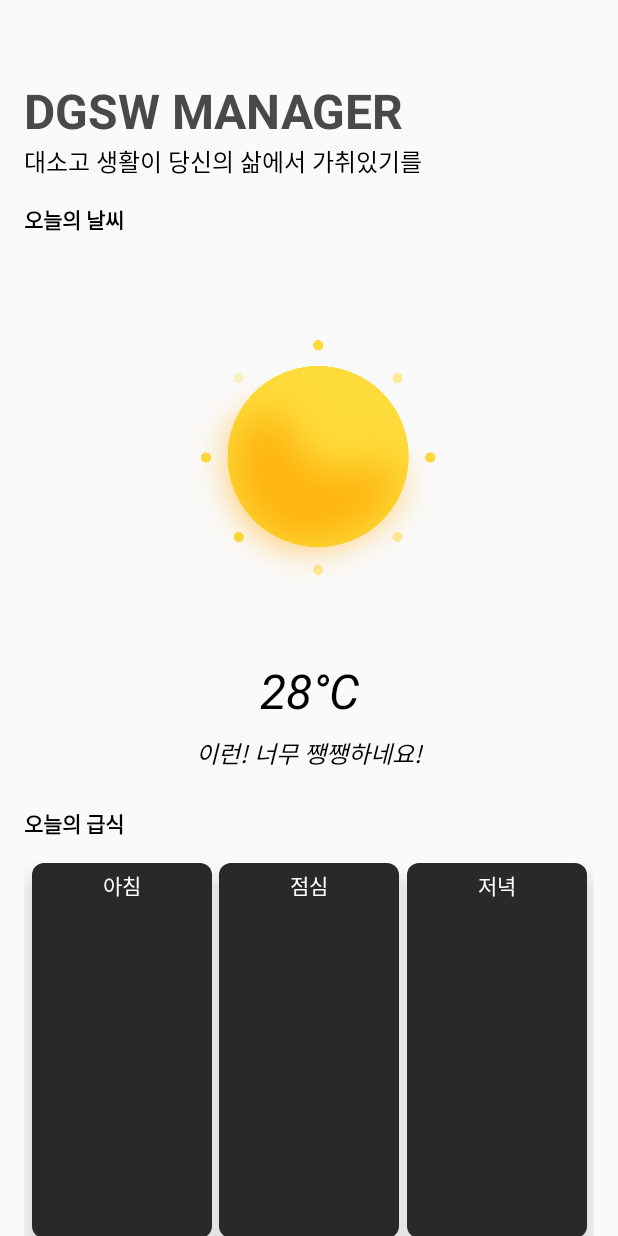
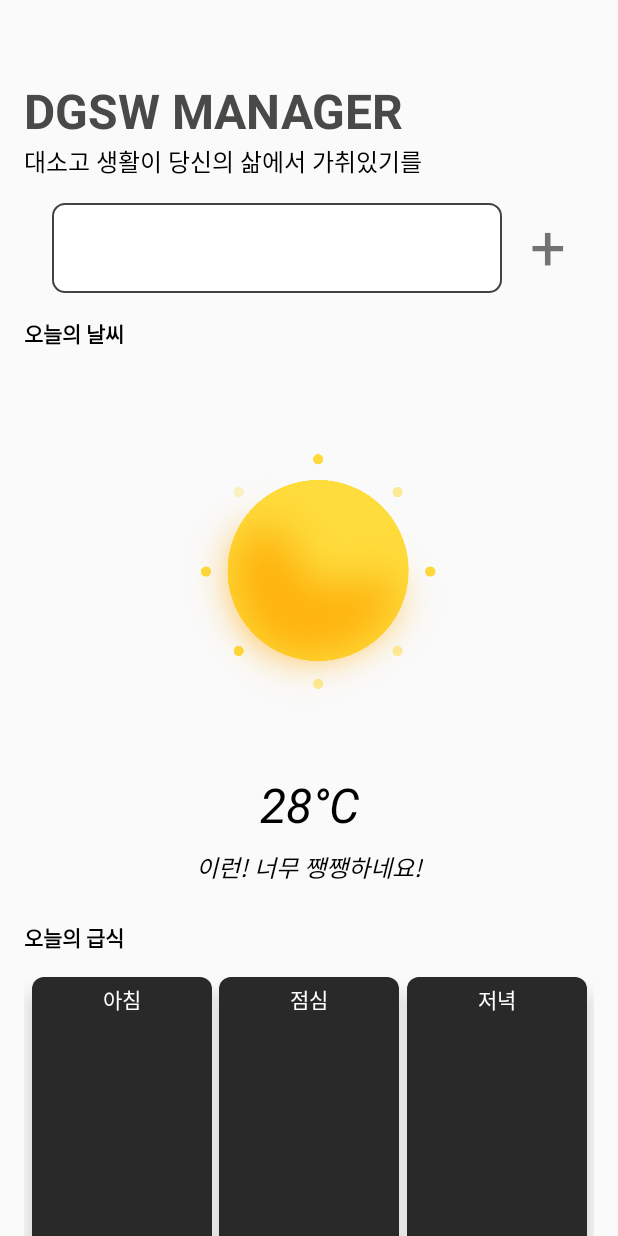
Before and after one commit to nks0614/2020-DGSW-Hackathon, an Android app: the MainActivity screen opened directly, with no data from a screen before it, on a phone screen of 412 x 824 dp. Run offline under Robolectric (Android 15) with nearby library versions, the phone set to English and light mode, and no system bars; our stand-ins replace Room's generated code; libraries missing offline, so code that uses them is left out: com.project.simplecode.

Commit message:
[UPDATE] 중간점검

```diff
--- a/Android/app/src/main/AndroidManifest.xml
+++ b/Android/app/src/main/AndroidManifest.xml
@@ -9,7 +9,8 @@
         android:roundIcon="@mipmap/ic_launcher_round"
         android:supportsRtl="true"
         android:theme="@style/AppTheme">
-        <activity android:name=".MainActivity"/>
+        <activity android:name=".AddActivity"></activity>
+        <activity android:name=".MainActivity" />
         <activity android:name=".SplashActivity">
             <intent-filter>
                 <action android:name="android.intent.action.MAIN" />
--- a/Android/app/src/main/java/com/project/hackathon/MainActivity.kt
+++ b/Android/app/src/main/java/com/project/hackathon/MainActivity.kt
@@ -2,12 +2,72 @@ package com.project.hackathon
 
 import androidx.appcompat.app.AppCompatActivity
 import android.os.Bundle
+import android.util.Log
+import com.project.hackathon.adapter.RcViewAdapter
+import com.project.hackathon.data.Check
+import com.project.hackathon.data.Meal
+import com.project.hackathon.data.Response
+import com.project.hackathon.network.MealClient
+import com.project.hackathon.network.MealService
+import com.project.hackathon.network.WeatherService
+import com.project.hackathon.room.DataBase
+import com.project.simplecode.simIntentNoFinish
+import kotlinx.android.synthetic.main.activity_main.*
+import retrofit2.Call
+import retrofit2.Callback
+import retrofit2.Retrofit
+import java.text.SimpleDateFormat
+import java.util.*
+import kotlin.collections.ArrayList
 
 class MainActivity : AppCompatActivity() {
+
+    val SCHOOL_ID = "7240393"
+    val OFFICE_CODE = "D10"
+
+    private var checkList = ArrayList<Check>()
+    val rcViewAdapter = RcViewAdapter()
+    var checkDB : DataBase? = null
+
+    lateinit var mealAPI : MealService
+    lateinit var weatherAPI : WeatherService
+    lateinit var mealRetrofit : Retrofit
+
     override fun onCreate(savedInstanceState: Bundle?) {
         super.onCreate(savedInstanceState)
         setContentView(R.layout.activity_main)
 
+        checkDB = DataBase.getInstance(this)
 
+        rcViewAdapter.setList(checkList)
+        checkList.clear()
+        checkList.addAll(checkDB?.dao()?.getAll()!!)
+        rcViewAdapter.notifyDataSetChanged()
+
+
+        main_addItem.setOnClickListener {
+            simIntentNoFinish(AddActivity::class.java)
+        }
+    }
+
+    fun getMeal(){
+        var now : Long = System.currentTimeMillis()
+        var date : Date = Date(now)
+        var dateFormat : SimpleDateFormat = SimpleDateFormat("yyyyMMdd")
+        var getTime :String = dateFormat.format(date)
+
+        Log.d("Logg", getTime)
+
+        mealAPI = mealRetrofit.create(MealService::class.java)
+        mealAPI.getMeal(SCHOOL_ID, OFFICE_CODE, getTime)
+            .enqueue(object : Callback<Response<Meal>>{
+                override fun onResponse(call: Call<Response<Meal>>, response: retrofit2.Response<Response<Meal>>) {
+                    breakfast_menu.text = response.body()?.data?.meals?.get(0)
+                }
+
+                override fun onFailure(call: Call<Response<Meal>>, t: Throwable) {
+
+                }
+            })
     }
 }
--- /dev/null
+++ b/Android/app/src/main/java/com/project/hackathon/adapter/RcViewAdapter.kt
@@ -0,0 +1,47 @@
+package com.project.hackathon.adapter
+
+import android.content.Intent
+import android.view.LayoutInflater
+import android.view.View
+import android.view.ViewGroup
+import android.widget.TextView
+import androidx.recyclerview.widget.RecyclerView
+import com.project.hackathon.R
+import com.project.hackathon.data.Check
+import com.project.hackathon.room.DataBase
+
+class RcViewAdapter : RecyclerView.Adapter<RcViewAdapter.Holder>(){
+    lateinit var memoList : ArrayList<Check>
+    var checkDB : DataBase? = null
+
+    fun setList(list : ArrayList<Check>){
+        if(::memoList.isInitialized) return
+        memoList = list
+    }
+
+    inner class Holder(itemView: View) : RecyclerView.ViewHolder(itemView){
+        val des = itemView.findViewById<TextView>(R.id.description)
+        val delete = itemView.findViewById<TextView>(R.id.delete)
+        fun bind(check : Check) {
+            des.text = check.description
+
+            delete.setOnClickListener {
+                checkDB?.dao()?.delete(check.id)
+            }
+        }
+    }
+
+    override fun onCreateViewHolder(parent: ViewGroup, viewType: Int): Holder {
+        val view = LayoutInflater.from(parent.context).inflate(R.layout.item, parent, false)
+        return Holder(view)
+    }
+
+    override fun getItemCount(): Int {
+        return memoList.size
+    }
+
+    override fun onBindViewHolder(holder: Holder, position: Int) {
+        holder.bind(memoList[position])
+    }
+
+}
--- a/Android/app/src/main/java/com/project/hackathon/network/MealClient.kt
+++ b/Android/app/src/main/java/com/project/hackathon/network/MealClient.kt
@@ -9,7 +9,6 @@ object MealClient {
     fun getInstance(): Retrofit {
         if (instance == null) {
             instance = Retrofit.Builder()
-                //급식,학사 일정 base url
                 .baseUrl("http://kyungwon-server.kro.kr:8080/")
                 .addConverterFactory(GsonConverterFactory.create())
                 .build()
--- /dev/null
+++ b/Android/app/src/main/java/com/project/hackathon/room/Dao.kt
@@ -0,0 +1,22 @@
+package com.project.hackathon.room
+
+import androidx.room.Dao
+import androidx.room.Insert
+import androidx.room.Query
+import com.project.hackathon.data.Check
+
+@Dao
+interface Dao {
+    @Query("SELECT * FROM `Check`")
+    fun getAll(): List<Check>
+
+    @Insert
+    fun insert(check : Check)
+
+    @Query("UPDATE `Check` SET description = :description WHERE id = :id")
+    fun update(description : String, id : Long)
+
+    @Query("DELETE FROM `Check` WHERE id = :id")
+    fun delete(id : Long)
+
+}
--- /dev/null
+++ b/Android/app/src/main/java/com/project/hackathon/room/DataBase.kt
@@ -0,0 +1,35 @@
+package com.project.hackathon.room
+
+import android.content.Context
+import androidx.room.Database
+import androidx.room.Room
+import androidx.room.RoomDatabase
+import com.project.hackathon.data.Check
+
+@Database(entities = [Check::class], version = 3)
+abstract class DataBase : RoomDatabase() {
+
+    abstract  fun dao() : Dao
+
+    companion object{
+        private var INSTANCE : DataBase? = null
+
+        fun getInstance(context : Context) : DataBase?{
+            if(INSTANCE == null){
+                synchronized(Check::class.java){
+                    INSTANCE = Room.databaseBuilder(context.applicationContext,
+                        DataBase::class.java, "Check.db")
+                        .fallbackToDestructiveMigration()
+                        .allowMainThreadQueries()
+                        .build()
+                }
+            }
+            return INSTANCE
+        }
+
+        fun destroyInstance(){
+            INSTANCE = null
+        }
+    }
+
+}
--- /dev/null
+++ b/Android/app/src/main/res/drawable/border.xml
@@ -0,0 +1,13 @@
+<?xml version="1.0" encoding="utf-8"?>
+<selector xmlns:android="http://schemas.android.com/apk/res/android">
+    <item>
+        <shape android:shape="rectangle">
+            <corners android:radius="8dp"></corners>
+            <solid android:color="#ffffff" />
+            <stroke
+                android:width="1sp"
+                android:color="#434343" />
+        </shape>
+    </item>
+
+</selector>
--- a/Android/app/src/main/res/layout/activity_main.xml
+++ b/Android/app/src/main/res/layout/activity_main.xml
@@ -38,6 +38,26 @@
                 app:layout_constraintTop_toBottomOf="@+id/main_title"
                 app:layout_constraintStart_toStartOf="parent"/>
 
+            <androidx.recyclerview.widget.RecyclerView
+                android:id="@+id/main_rcView"
+                android:layout_width="300dp"
+                android:layout_height="60dp"
+                android:layout_marginTop="16dp"
+                android:background="@drawable/border"
+                app:layout_constraintTop_toBottomOf="@+id/main_subtitle"
+                app:layout_constraintStart_toStartOf="parent"
+                app:layout_constraintEnd_toStartOf="@+id/main_addItem"/>
+
+            <TextView
+                android:id="@+id/main_addItem"
+                android:layout_width="wrap_content"
+                android:layout_height="wrap_content"
+                android:text="+"
+                android:textSize="42sp"
+                app:layout_constraintTop_toTopOf="@id/main_rcView"
+                app:layout_constraintEnd_toEndOf="parent"
+                app:layout_constraintStart_toEndOf="@id/main_rcView"/>
+
             <TextView
                 android:id="@+id/main_today_weather"
                 android:layout_width="wrap_content"
@@ -47,7 +67,7 @@
                 android:textSize="14sp"
                 android:textColor="#000000"
                 android:layout_marginTop="16dp"
-                app:layout_constraintTop_toBottomOf="@id/main_subtitle"
+                app:layout_constraintTop_toBottomOf="@id/main_rcView"
                 app:layout_constraintStart_toStartOf="parent"/>
 
             <ImageView
```
Also changed, not shown: Android/app/src/main/java/com/project/hackathon/AddActivity.kt (added, +25 -0 lines), Android/app/src/main/java/com/project/hackathon/data/Check.kt (added, +11 -0 lines), Android/app/src/main/res/layout/activity_add.xml (added, +30 -0 lines), Android/app/src/main/res/layout/item.xml (added, +46 -0 lines).
